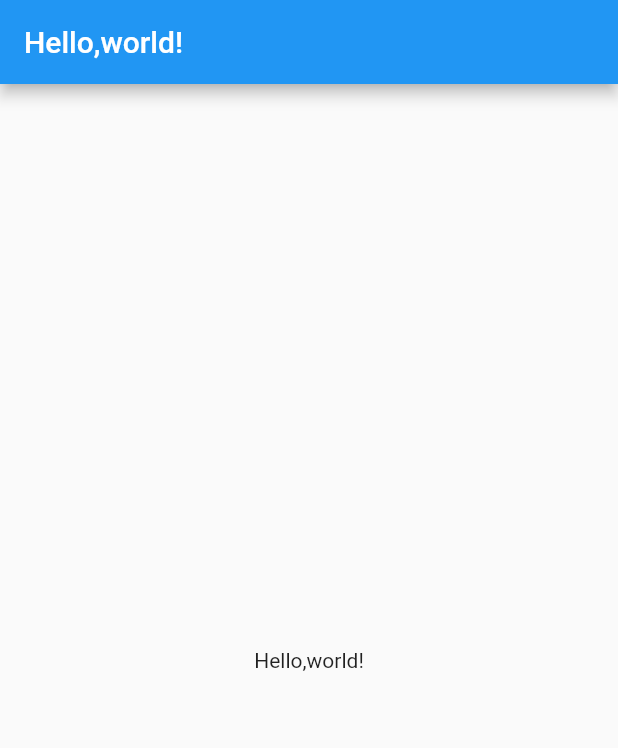
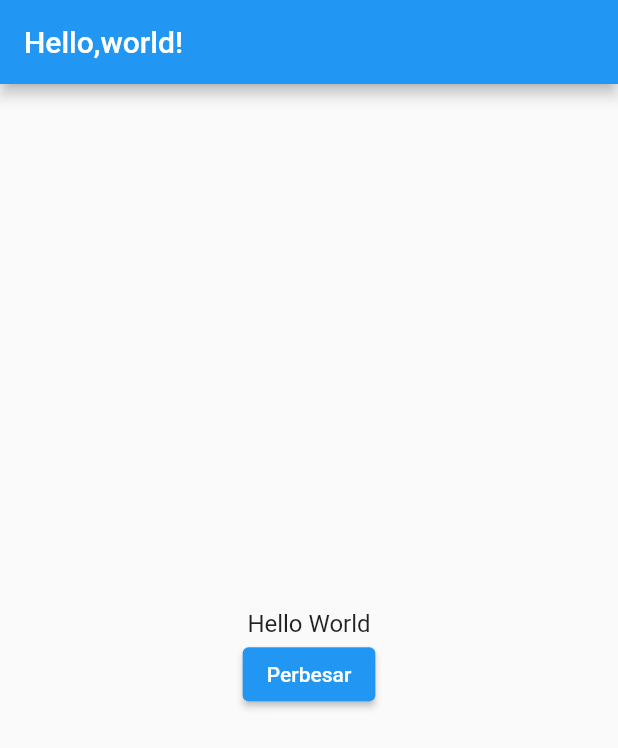
Before and after one commit to dadanmdahlan/belajar_flutter, a Flutter app: the screen it shows after launch, on a phone screen of 412 x 824 dp. Shown: the top 748 px of the screen. Run offline on Flutter 3.47's test engine with Material 2 defaults, Android fonts, the phone set to English and light mode, and no system bars.

Commit message:
"belajar State full"

```diff
--- a/lib/main.dart
+++ b/lib/main.dart
@@ -1,3 +1,5 @@
+
+
 
 
 import 'package:flutter/material.dart';
@@ -20,9 +22,59 @@ class MyApp extends StatelessWidget {
           title: Text('Hello,world!'),
           ),
           body :Center (
-            child:Text('Hello,world!'),
+            child:BiggerText(
+              text:"Hello World",
+            ),
           ),
         ),
       );
   }
 }
+
+class Heading extends StatelessWidget{
+  final String text;
+  Heading({this.text});
+
+  @override
+  Widget build(BuildContext context){
+    return Text(
+      text,
+      style:TextStyle(
+        fontSize: 24.0,
+        fontWeight: FontWeight.bold,
+      ),
+    );
+  }
+}
+
+class BiggerText extends StatefulWidget {
+  final String text;
+
+  const BiggerText({this.text});
+
+  @override
+  _BiggerTextState createState() => _BiggerTextState();
+}
+
+class _BiggerTextState extends State<BiggerText> {
+  double _textSize =16.0;
+
+  @override
+  Widget build(BuildContext context) {
+    return Column(
+      mainAxisAlignment: MainAxisAlignment.center,
+      children: <Widget>[
+        Text(widget.text,style:TextStyle(fontSize: _textSize)),
+        ElevatedButton(
+          child: Text("Perbesar"),
+          onPressed: (){
+            setState(() {
+              _textSize=32.0;
+              TextStyle(fontWeight: FontWeight.bold,);
+            });
+          },
+        )
+      ],
+    );
+  }
+}
```
